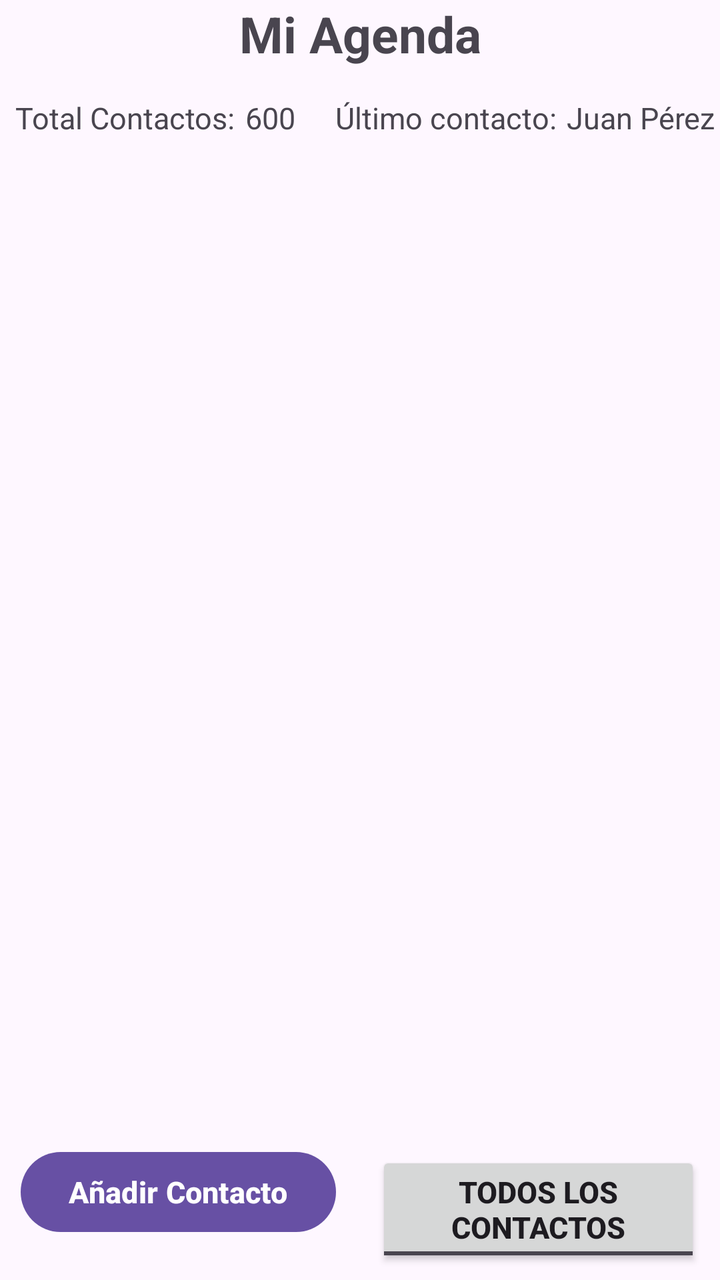
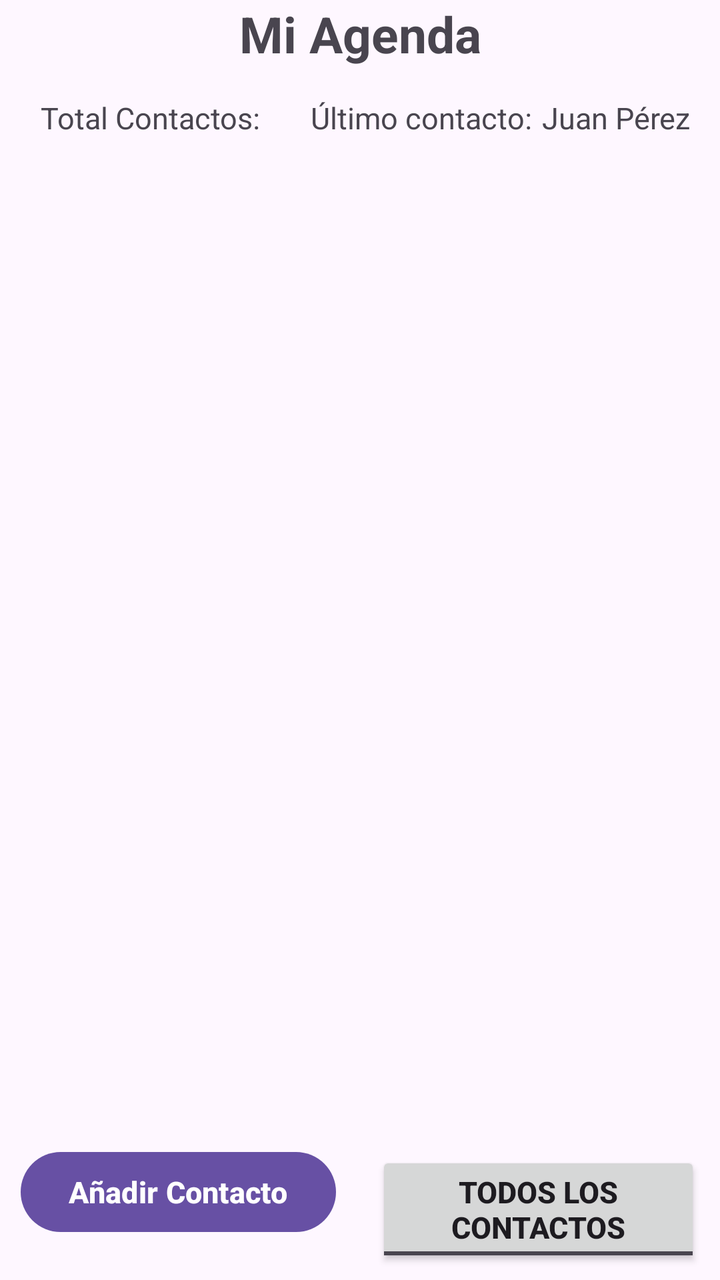

An Android layout rendered at two revisions. The XML below is the earlier revision; the diff shows what the commit changed to produce the second picture.
<!-- AndroidManifest.xml: application theme Theme.MiAgenda -->
<!-- res/layout/activity_main.xml -->
<?xml version="1.0" encoding="utf-8"?>
<androidx.constraintlayout.widget.ConstraintLayout xmlns:android="http://schemas.android.com/apk/res/android"
    xmlns:app="http://schemas.android.com/apk/res-auto"
    xmlns:tools="http://schemas.android.com/tools"
    android:id="@+id/main"
    android:layout_width="match_parent"
    android:layout_height="match_parent"
    tools:context=".MainActivity">

    <TextView
        android:id="@+id/title"
        android:layout_width="wrap_content"
        android:layout_height="wrap_content"
        android:text="@string/app_name"
        app:layout_constraintTop_toTopOf="parent"
        app:layout_constraintEnd_toEndOf="parent"
        app:layout_constraintStart_toStartOf="parent"
        android:textSize="25sp"
        android:textStyle="bold"
    />

    <LinearLayout
        android:id="@+id/infoLayout"
        android:layout_width="wrap_content"
        android:layout_height="wrap_content"
        app:layout_constraintStart_toStartOf="@+id/title"
        app:layout_constraintEnd_toEndOf="@+id/title"
        app:layout_constraintTop_toBottomOf="@+id/title"
        android:layout_margin="10dp"
        android:orientation="horizontal">

        <TextView
            android:id="@+id/contactos"
            android:layout_width="wrap_content"
            android:layout_height="wrap_content"
            android:text="@string/contacts"
            android:padding="5dp"
            android:textSize="15sp"
        />
        
        <TextView
            android:id="@+id/contacts_count"
            android:layout_width="wrap_content"
            android:layout_height="wrap_content"
            android:text="@string/contacts_count"
            android:paddingStart="0dp"
            android:paddingEnd="10dp"
            android:textSize="15sp"
        />

        <TextView
            android:id="@+id/lastContactText"
            android:layout_width="wrap_content"
            android:layout_height="wrap_content"
            android:text="@string/last_contact_text"
            android:paddingStart="10dp"
            android:paddingEnd="5dp"
            android:textSize="15sp"
        />
        <TextView
            android:id="@+id/lastContact"
            android:layout_width="wrap_content"
            android:layout_height="wrap_content"
            android:text="@string/last_contact"
            android:textSize="15sp"
        />

    </LinearLayout>

    <LinearLayout
        android:id="@+id/buttonsLayout"
        android:layout_width="wrap_content"
        android:layout_height="wrap_content"
        app:layout_constraintStart_toStartOf="@+id/title"
        app:layout_constraintEnd_toEndOf="@+id/title"
        app:layout_constraintBottom_toBottomOf="parent">

        <Button
            android:id="@+id/addContact"
            android:layout_width="wrap_content"
            android:layout_height="wrap_content"
            android:text="@string/add_contact"
            android:textSize="15sp"
            android:textStyle="bold"
            android:layout_margin="10dp"
        />
        <ToggleButton
            android:id="@+id/only_favourites"
            android:layout_width="wrap_content"
            android:layout_height="wrap_content"
            android:textOff="@string/all_contacts"
            android:textOn="@string/only_favourites"
            android:textSize="15sp"
            android:textStyle="bold"
            android:checked="false"
            android:layout_margin="10dp"
        />

    </LinearLayout>

    <androidx.recyclerview.widget.RecyclerView
        android:id="@+id/recyclerContacts"
        android:layout_width="0dp"
        android:layout_height="0dp"
        app:layout_constraintTop_toBottomOf="@id/infoLayout"
        app:layout_constraintBottom_toTopOf="@id/buttonsLayout"
        app:layout_constraintStart_toStartOf="parent"
        app:layout_constraintEnd_toEndOf="parent"/>

</androidx.constraintlayout.widget.ConstraintLayout>
<!-- resources referenced by this layout -->
<resources>
  <string name="add_contact">Añadir Contacto</string>
  <string name="all_contacts">Todos los contactos</string>"
  <string name="app_name">Mi Agenda</string>
  <string name="contacts">Total Contactos: </string>
  <string name="contacts_count">600</string>
  <string name="last_contact">Juan Pérez</string>
  <string name="last_contact_text">Último contacto: </string>
  <string name="only_favourites">Solo favoritos</string>
  <style name="Theme.MiAgenda" parent="Base.Theme.MiAgenda" />
  <style name="Base.Theme.MiAgenda" parent="Theme.Material3.DayNight.NoActionBar">
          
          
      </style>
</resources>

<!-- the commit's change to res/layout/activity_main.xml (unified diff, before → after) -->
@@ -42,7 +42,6 @@
             android:id="@+id/contacts_count"
             android:layout_width="wrap_content"
             android:layout_height="wrap_content"
-            android:text="@string/contacts_count"
             android:paddingStart="0dp"
             android:paddingEnd="10dp"
             android:textSize="15sp"
<!-- resource entries referenced after the edit -->
@@ -4,7 +4,6 @@
   <string name="all_contacts">Todos los contactos</string>"
   <string name="app_name">Mi Agenda</string>
   <string name="contacts">Total Contactos: </string>
-  <string name="contacts_count">600</string>
   <string name="last_contact">Juan Pérez</string>
   <string name="last_contact_text">Último contacto: </string>
   <string name="only_favourites">Solo favoritos</string>
